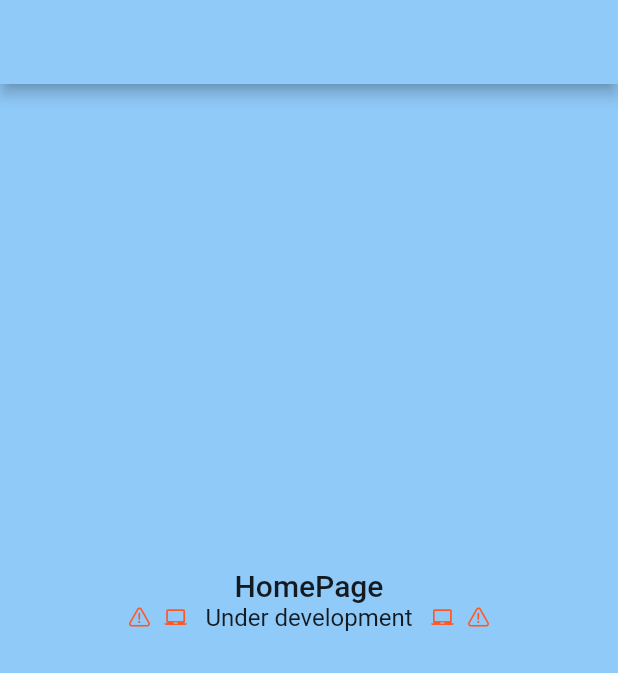
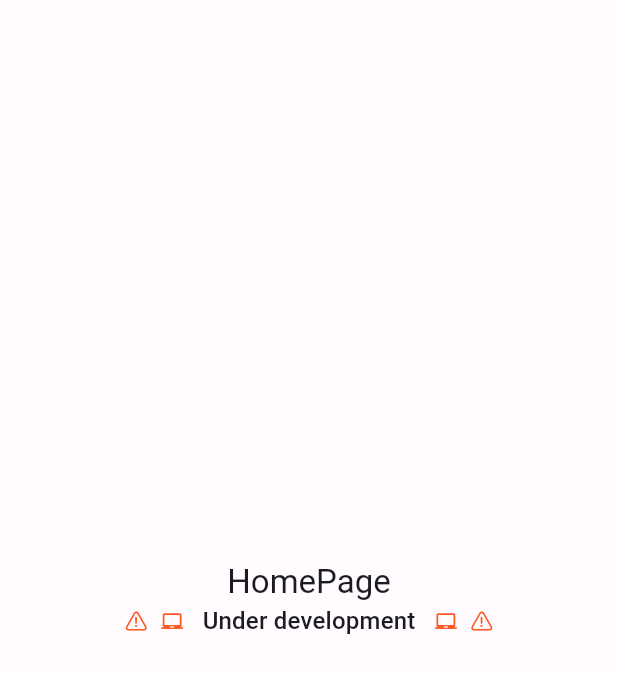
Before and after one commit to WnATechLabs/townsquare, a Flutter app: the screen it shows after launch, on a phone screen of 412 x 824 dp. Shown: the top 673 px of the screen. Run offline on Flutter 3.47's test engine with Material 2 defaults, Android fonts, the phone set to English and light mode, and no system bars; our stand-ins replace auto_route; Roboto replaces fonts that are missing (Roboto Medium).

Commit message:
config app theme

```diff
--- a/lib/main.dart
+++ b/lib/main.dart
@@ -1,6 +1,7 @@
 import 'package:flutter/material.dart';
 
 import 'UI/components/router/index.dart';
+import 'modules/m3_design_tokens/index.dart';
 
 void main() {
   runApp(TownSquareApp());
@@ -13,9 +14,39 @@ class TownSquareApp extends StatelessWidget {
 
   @override
   Widget build(BuildContext context) {
-    return MaterialApp.router(
-      routerDelegate: _appRouter.delegate(),
-      routeInformationParser: _appRouter.defaultRouteParser(),
+    return M3Provider(
+      m3: M3.defaultTheme(context),
+      child: MaterialApp.router(
+        routerDelegate: _appRouter.delegate(),
+        routeInformationParser: _appRouter.defaultRouteParser(),
+        theme: ThemeData(
+          fontFamily: M3.of(context).ref.typeface.plain,
+          useMaterial3: true,
+          colorScheme: ColorScheme(
+            brightness: M3.of(context).sys.color.isLightMode ? Brightness.light : Brightness.dark,
+            primary: M3.of(context).sys.color.primary,
+            onPrimary: M3.of(context).sys.color.onPrimary,
+            primaryContainer: M3.of(context).sys.color.primaryContainer,
+            onPrimaryContainer: M3.of(context).sys.color.onPrimaryContainer,
+            secondary: M3.of(context).sys.color.secondary,
+            onSecondary: M3.of(context).sys.color.onSecondary,
+            secondaryContainer: M3.of(context).sys.color.secondaryContainer,
+            onSecondaryContainer: M3.of(context).sys.color.onSecondaryContainer,
+            tertiary: M3.of(context).sys.color.tertiary,
+            onTertiary: M3.of(context).sys.color.onTertiary,
+            tertiaryContainer: M3.of(context).sys.color.tertiaryContainer,
+            onTertiaryContainer: M3.of(context).sys.color.onTertiaryContainer,
+            error: M3.of(context).sys.color.error,
+            onError: M3.of(context).sys.color.onError,
+            errorContainer: M3.of(context).sys.color.errorContainer,
+            onErrorContainer: M3.of(context).sys.color.onErrorContainer,
+            background: M3.of(context).sys.color.background,
+            onBackground: M3.of(context).sys.color.onBackground,
+            surface: M3.of(context).sys.color.surface,
+            onSurface: M3.of(context).sys.color.onSurface,
+          ),
+        ),
+      ),
     );
   }
 }
```
